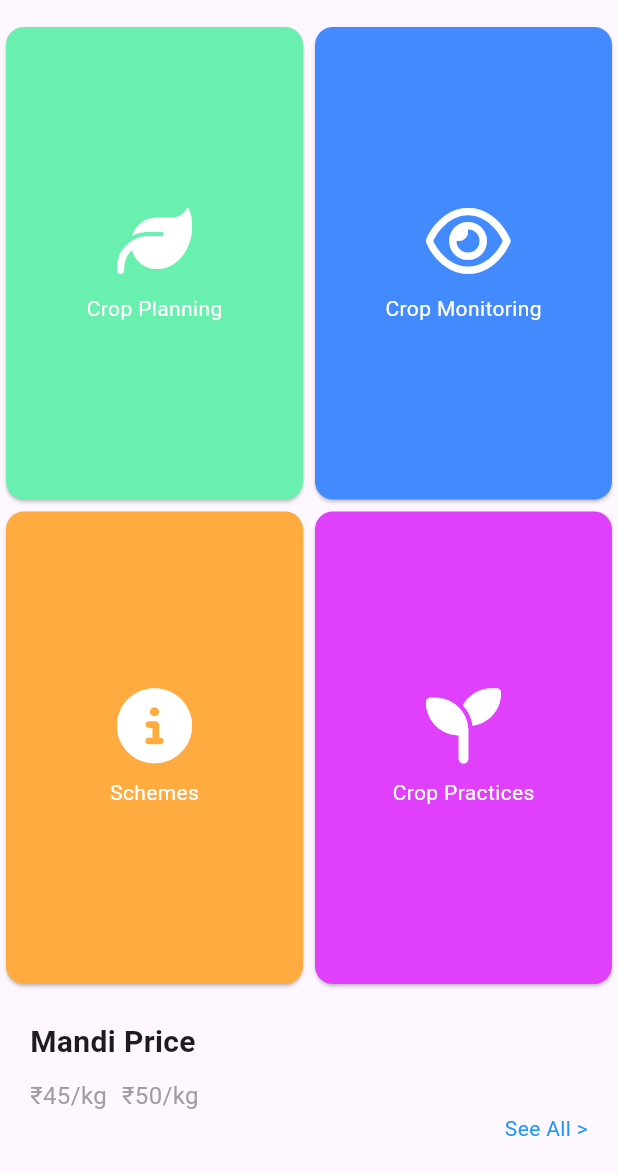
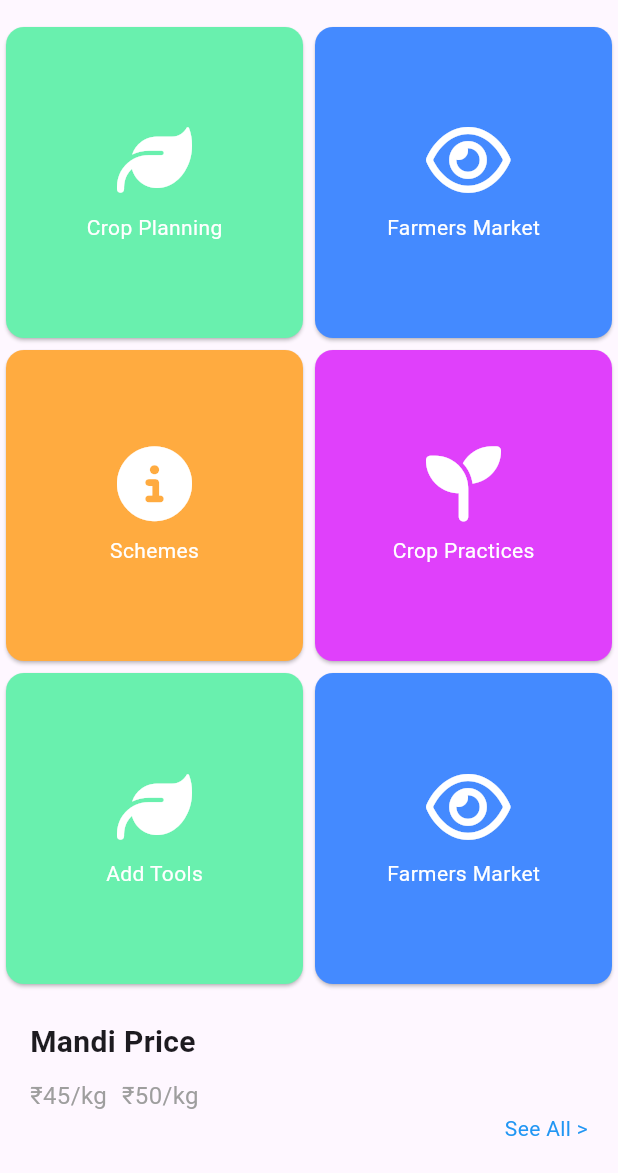
Before and after one commit to Yashkaka/AgritechGuru, a Flutter app: the screen it shows after launch, on a phone screen of 412 x 824 dp, the part 63-1236 px from its top. Run offline on Flutter 3.47's test engine with Material 3 defaults, Android fonts, the phone set to English and light mode, and no system bars; our stand-ins replace connectivity, device_preview, firebase_core, font_awesome_flutter; accounts and stored records are empty.

Commit message:
added changes

```diff
--- a/myapp/lib/screens/new_home.dart
+++ b/myapp/lib/screens/new_home.dart
@@ -4,6 +4,7 @@ import 'crop_prediction_screen.dart';
 import 'home_screen.dart';
 import 'price_screen.dart';
 import 'planting_screen.dart';
+// import 'tools_admin.dart';
 class NewHomeScreen extends StatelessWidget {
   @override
   Widget build(BuildContext context) {
@@ -54,7 +55,7 @@ class NewHomeScreen extends StatelessWidget {
                         children: [
                           Icon(FontAwesomeIcons.eye, size: 50, color: Colors.white),
                           SizedBox(height: 10),
-                          Text('Crop Monitoring', style: TextStyle(color: Colors.white)),
+                          Text('Farmers Market', style: TextStyle(color: Colors.white)),
                         ],
                       ),
                     ),
@@ -112,6 +113,56 @@ class NewHomeScreen extends StatelessWidget {
               ],
             ),
           ),
+          Expanded(
+            child: Row(
+              mainAxisAlignment: MainAxisAlignment.spaceEvenly,
+              children: [
+                Expanded(
+                  child: GestureDetector(
+                    onTap: () {
+                      Navigator.push(
+                        context,
+                        MaterialPageRoute(builder: (context) => CropPredictionScreen()),
+                      );
+                    },
+                    child: Card(
+                      color: Colors.greenAccent,
+                      child: Column(
+                        mainAxisAlignment: MainAxisAlignment.center,
+                        children: [
+                          Icon(FontAwesomeIcons.leaf, size: 50, color: Colors.white),
+                          SizedBox(height: 10),
+                          Text('Add Tools', style: TextStyle(color: Colors.white)),
+                        ],
+                      ),
+                    ),
+                  ),
+                ),
+                Expanded(
+                  child: GestureDetector(
+                    onTap: () {
+                      Navigator.push(
+                        context,
+                        MaterialPageRoute(builder: (context) => CropPredictionScreen()),
+                      );
+                    },
+                    child: Card(
+                      color: Colors.blueAccent,
+                      child: Column(
+                        mainAxisAlignment: MainAxisAlignment.center,
+                        children: [
+                          Icon(FontAwesomeIcons.eye, size: 50, color: Colors.white),
+                          SizedBox(height: 10),
+                          Text('Farmers Market', style: TextStyle(color: Colors.white)),
+                        ],
+                      ),
+                    ),
+                  ),
+                ),
+              ],
+            ),
+          ),
+
           Container(
             padding: EdgeInsets.all(20),
             child: Column(
--- a/myapp/pubspec.yaml
+++ b/myapp/pubspec.yaml
@@ -32,7 +32,11 @@ dependencies:
     sdk: flutter
   http: ^0.13.3
   connectivity: ^3.0.6
-
+  firebase_core: ^2.25.0
+  cloud_firestore: ^4.15.4
+  flutterfire_cli: ^0.2.7
+  firebase_database: ^10.4.5
+  image_picker: ^0.8.7
 
   # The following adds the Cupertino Icons font to your application.
   # Use with the CupertinoIcons class for iOS style icons.
```
Also changed, not shown: myapp/google-services.json (added, +29 -0 lines), myapp/lib/screens/planting_screen.dart (+80 -146 lines), myapp/lib/screens/tools_admin.dart (added, +186 -0 lines), myapp/lib/firebase_options.dart (added), myapp/pubspec.lock, 9 other files.
